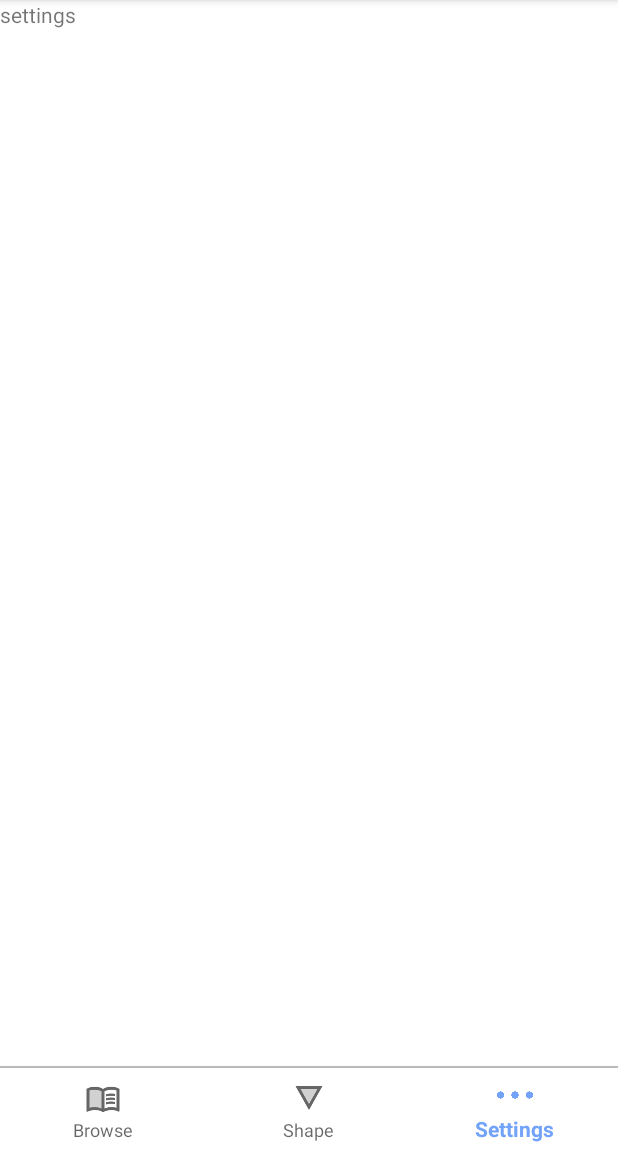
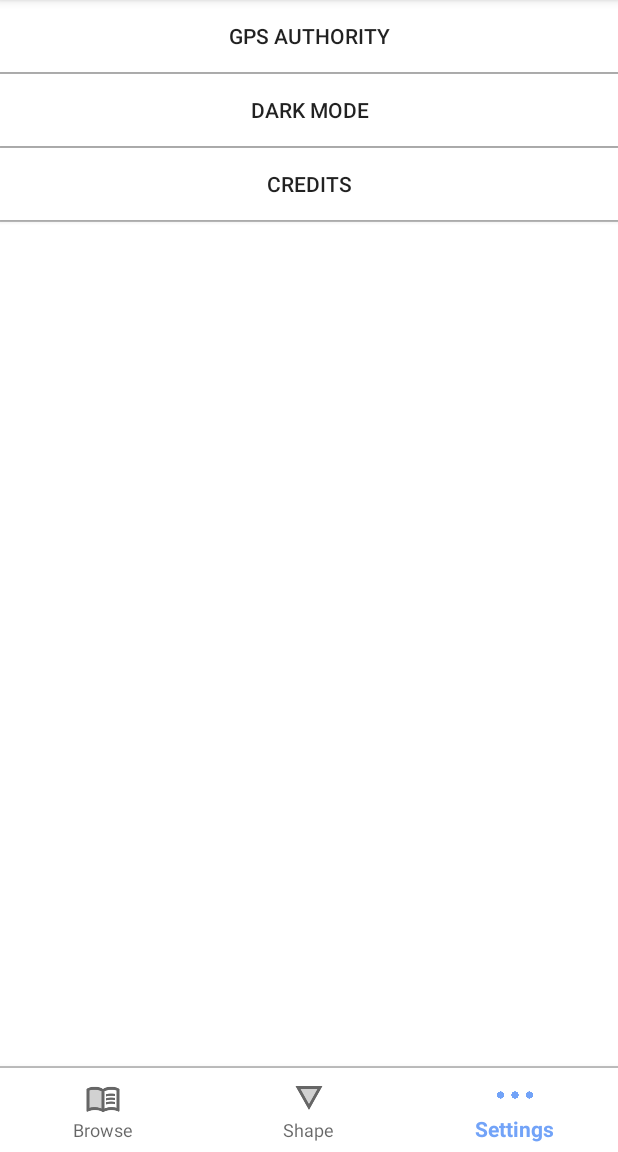
Before and after one commit to ChoiysApple/Calert, an Android app: the screen it shows after launch (MainActivity), item 3 of the bottom bar chosen, on a phone screen of 412 x 824 dp, the part 84-1236 px from its top. Run offline under Robolectric (Android 15) with nearby library versions, the light colour scheme and no system bars.

Commit message:
Update fragment_settings.xml

```diff
--- a/Carlet/app/src/main/res/layout/fragment_settings.xml
+++ b/Carlet/app/src/main/res/layout/fragment_settings.xml
@@ -1,11 +1,50 @@
 <?xml version="1.0" encoding="utf-8"?>
 <FrameLayout xmlns:android="http://schemas.android.com/apk/res/android"
-    android:orientation="vertical" android:layout_width="match_parent"
+    android:layout_width="match_parent"
     android:layout_height="match_parent">
 
-    <TextView
-        android:layout_width="wrap_content"
-        android:layout_height="wrap_content"
-        android:text="settings"/>
+    <LinearLayout
+        android:layout_width="match_parent"
+        android:layout_height="match_parent"
+        android:orientation="vertical">
+
+
+        <Button
+            android:id="@+id/btn_GPS"
+            android:layout_width="match_parent"
+            android:layout_height="wrap_content"
+            android:text="GPS authority"
+            android:background="@android:color/white" />
+
+        <View
+            android:layout_width="match_parent"
+            android:layout_height="1dp"
+            android:background="@color/colorGrey"/>
+
+        <Button
+            android:id="@+id/btn_DarkMode"
+            android:layout_width="match_parent"
+            android:layout_height="wrap_content"
+            android:text="Dark mode"
+            android:background="@android:color/white" />
+
+        <View
+            android:layout_width="match_parent"
+            android:layout_height="1dp"
+            android:background="@color/colorGrey"/>
+
+        <Button
+            android:id="@+id/btn_Credit"
+            android:layout_width="match_parent"
+            android:layout_height="wrap_content"
+            android:text="Credits"
+            android:background="@android:color/white" />
+
+        <View
+            android:layout_width="match_parent"
+            android:layout_height="1dp"
+            android:background="@color/colorGrey"/>
+
+    </LinearLayout>
 
 </FrameLayout>
```
Also changed, not shown: Carlet/app/src/main/res/layout/activity_main.xml (+0 -42 lines).
